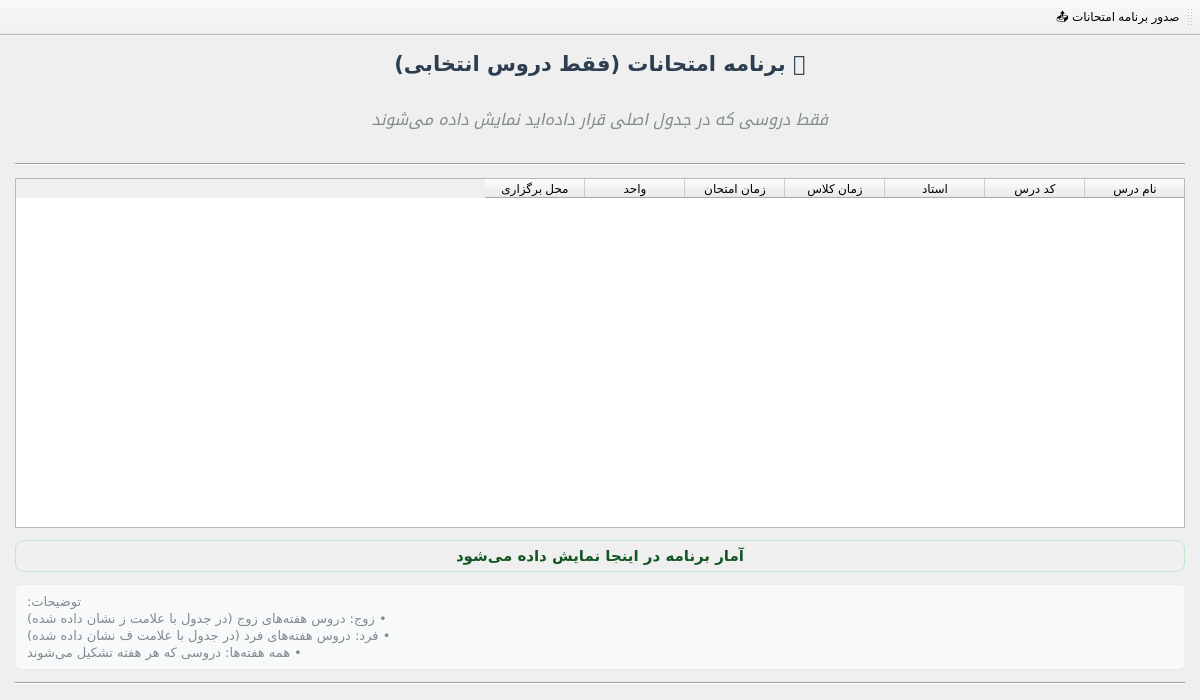
Old version of the form app/ui/exam_schedule_window.ui in the repository Pezhm4n/Chupolovski-class-planner.
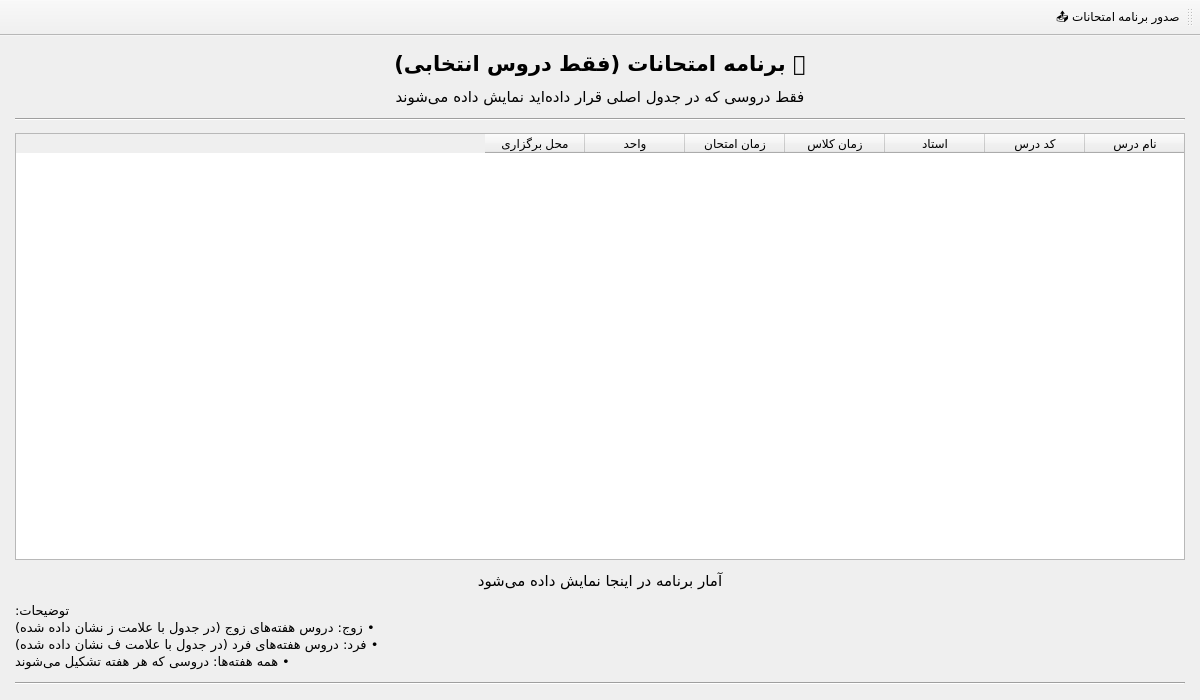
New version of the form.

Commit message:
feat(ui/i18n): improve translations, theme consistency, and schedule table rendering
- Complete bilingual Persian/English translations across dialogs, menus, and views
- Polish dark/light Slate theme palettes, header styling, and exam schedule table
- Refine 1-hour short sessions display and course card hover deletion buttons in weekly table
- Update menu actions naming and Telegram channel reference

```diff
--- a/app/ui/exam_schedule_window.ui
+++ b/app/ui/exam_schedule_window.ui
@@ -43,9 +43,6 @@
         <bold>true</bold>
        </font>
       </property>
-      <property name="styleSheet">
-       <string notr="true">color: #2c3e50; margin: 0;</string>
-      </property>
       <property name="text">
        <string>📅 برنامه امتحانات (فقط دروس انتخابی)</string>
       </property>
@@ -59,12 +56,9 @@
       <property name="font">
        <font>
         <family>IRANSans UI</family>
-        <pointsize>12</pointsize>
+        <pointsize>11</pointsize>
        </font>
       </property>
-      <property name="styleSheet">
-       <string notr="true">color: #7f8c8d; font-style: italic; text-align: center; background: linear-gradient(135deg, #ecf0f1 0%, #bdc3c7 100%); padding: 10px; border-radius: 8px; margin: 6px;</string>
-      </property>
       <property name="text">
        <string>فقط دروسی که در جدول اصلی قرار داده‌اید نمایش داده می‌شوند</string>
       </property>
@@ -142,9 +136,6 @@
         <pointsize>11</pointsize>
        </font>
       </property>
-      <property name="styleSheet">
-       <string notr="true">background: linear-gradient(135deg, #d4edda 0%, #c3e6cb 100%); border: 1px solid #c3e6cb; border-radius: 8px; padding: 6px; font-weight: 500; color: #155724;</string>
-      </property>
       <property name="text">
        <string>آمار برنامه در اینجا نمایش داده می‌شود</string>
       </property>
@@ -161,9 +152,6 @@
         <pointsize>10</pointsize>
        </font>
       </property>
-      <property name="styleSheet">
-       <string notr="true">color: #7f8c8d; background: #f8f9fa; padding: 8px; border-radius: 5px; border: 1px solid #e9ecef;</string>
-      </property>
       <property name="text">
        <string>توضیحات:
 • زوج: دروس هفته‌های زوج (در جدول با علامت ز نشان داده شده)
```
The commit also changes 10 other files.
